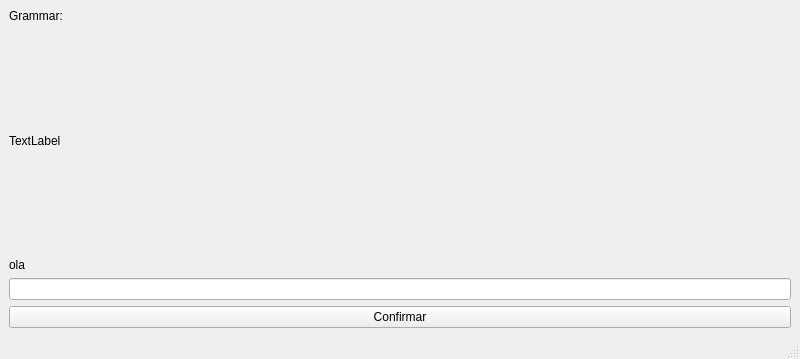
Old version of the form lltutorwindow.ui in the repository jose-rZM/SyntaxTutor.
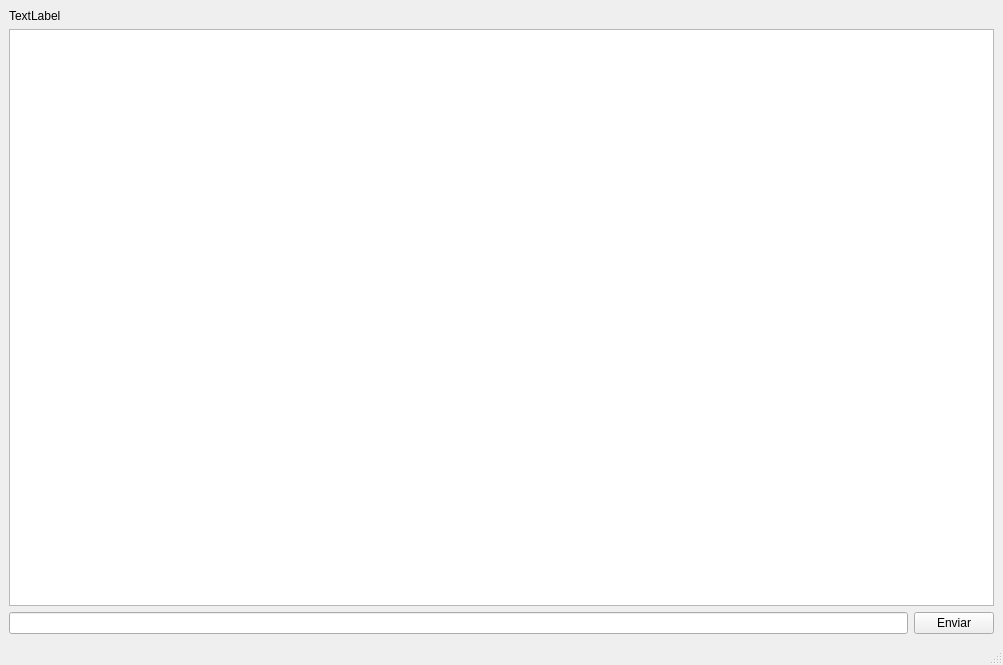
New version of the form.

Commit message: chat bubbles

What changed in the file:
```diff
--- a/lltutorwindow.ui
+++ b/lltutorwindow.ui
@@ -6,8 +6,8 @@
    <rect>
     <x>0</x>
     <y>0</y>
-    <width>800</width>
-    <height>359</height>
+    <width>1003</width>
+    <height>665</height>
    </rect>
   </property>
   <property name="windowTitle">
@@ -15,19 +15,6 @@
   </property>
   <widget class="QWidget" name="centralwidget">
    <layout class="QVBoxLayout" name="verticalLayout">
-    <item>
-     <widget class="QLabel" name="label">
-      <property name="sizePolicy">
-       <sizepolicy hsizetype="Minimum" vsizetype="Fixed">
-        <horstretch>0</horstretch>
-        <verstretch>0</verstretch>
-       </sizepolicy>
-      </property>
-      <property name="text">
-       <string>Grammar:</string>
-      </property>
-     </widget>
-    </item>
     <item>
      <widget class="QLabel" name="grammarLabel">
       <property name="text">
@@ -36,27 +23,21 @@
      </widget>
     </item>
     <item>
-     <widget class="QLabel" name="questionLabel">
-      <property name="sizePolicy">
-       <sizepolicy hsizetype="Minimum" vsizetype="Fixed">
-        <horstretch>0</horstretch>
-        <verstretch>0</verstretch>
-       </sizepolicy>
-      </property>
-      <property name="text">
-       <string>ola</string>
-      </property>
-     </widget>
+     <widget class="QListWidget" name="listWidget"/>
     </item>
+    <item>
+     <layout class="QHBoxLayout" name="horizontalLayout">
     <item>
      <widget class="QLineEdit" name="userResponse"/>
     </item>
     <item>
      <widget class="QPushButton" name="confirmButton">
       <property name="text">
-       <string>Confirmar</string>
-      </property>
-     </widget>
+         <string>Enviar</string>
+        </property>
+       </widget>
+      </item>
+     </layout>
     </item>
    </layout>
   </widget>
```
Left out of the diff: 2 changed lines with no effect on the pictures. Lines whose indentation alone changed are shown as unchanged. The commit also changes 2 other files.
